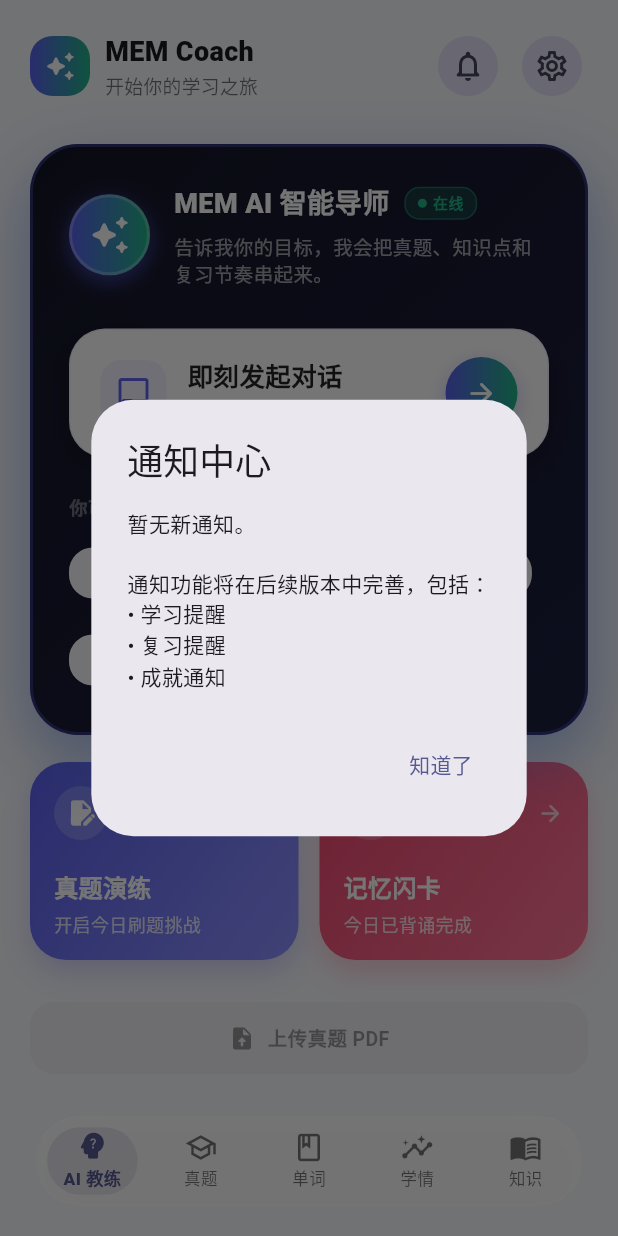
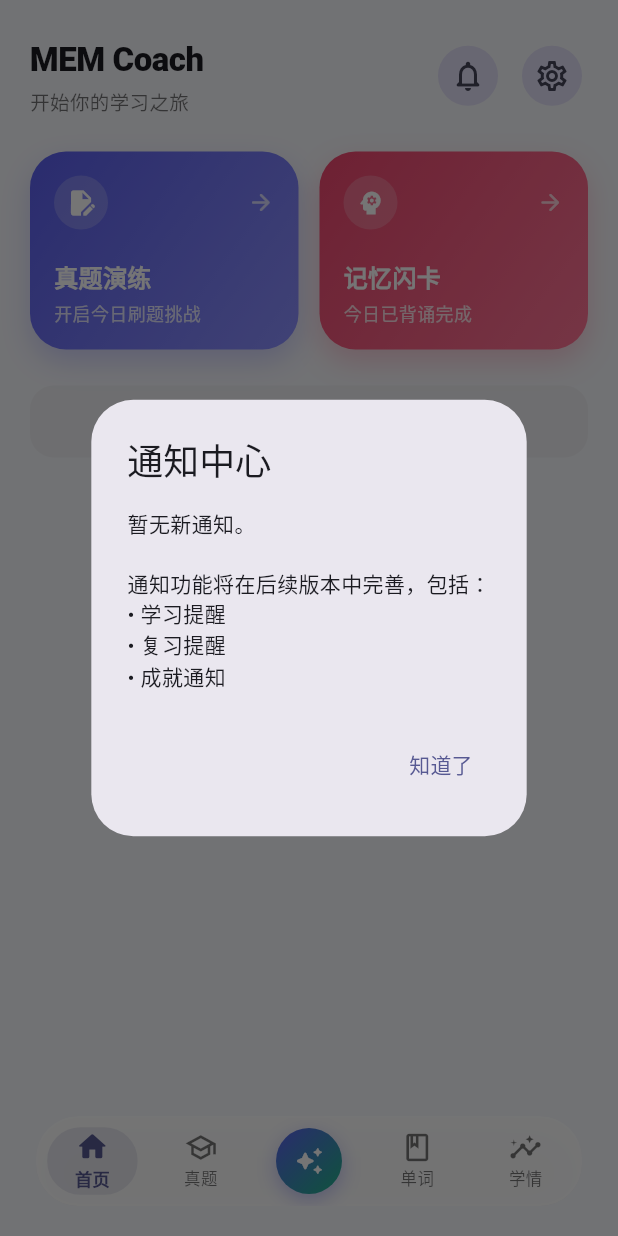
Before and after one commit to zhanghailang123/mem-coach-app, a Flutter app: the screen it shows after launch, after a tap on the "notifications none" icon, on a phone screen of 412 x 824 dp. Run offline on Flutter 3.47's test engine with Material 3 defaults, Android fonts, the phone set to English and light mode, and no system bars; our stand-ins replace file_picker, flutter_markdown, flutter_riverpod; missing offline and left inert: flutter_math_fork, markdown.

Commit message:
refactor(nav): 重构底部 Dock 为 5 槽位并在中央新增常驻悬浮 AI 圆钮，移除首页冗余 AI 卡片并瘦身，在学情页添加知识图谱卡片入口

```diff
--- a/ui/lib/features/app_shell/presentation/app_shell_page.dart
+++ b/ui/lib/features/app_shell/presentation/app_shell_page.dart
@@ -2,6 +2,7 @@ import 'dart:ui';
 import 'package:flutter/material.dart';
 
 import '../../coach/presentation/coach_home_page.dart';
+import '../../coach/widgets/chat_sheet.dart';
 import '../../exam/presentation/exam_bank_page.dart';
 import '../../insight/presentation/insight_page.dart';
 import '../../knowledge/presentation/knowledge_page.dart';
@@ -22,7 +23,6 @@ class _AppShellPageState extends State<AppShellPage> {
     ExamBankPage(),
     VocabularyPage(),
     InsightPage(),
-    KnowledgePage(),
   ];
 
   @override
@@ -71,8 +71,7 @@ class _AppShellPageState extends State<AppShellPage> {
                         alignment: Alignment(
                           _currentIndex == 0 ? -1.0 :
                           (_currentIndex == 1 ? -0.5 :
-                          (_currentIndex == 2 ? 0.0 :
-                          (_currentIndex == 3 ? 0.5 : 1.0))),
+                          (_currentIndex == 2 ? 0.5 : 1.0)),
                           0.0,
                         ),
                         child: FractionallySizedBox(
@@ -94,9 +93,9 @@ class _AppShellPageState extends State<AppShellPage> {
                           Expanded(
                             child: _buildTabItem(
                               index: 0,
-                              icon: Icons.psychology_alt_outlined,
-                              selectedIcon: Icons.psychology_alt_rounded,
-                              label: 'AI 教练',
+                              icon: Icons.home_outlined,
+                              selectedIcon: Icons.home_rounded,
+                              label: '首页',
                             ),
                           ),
                           Expanded(
@@ -106,6 +105,9 @@ class _AppShellPageState extends State<AppShellPage> {
                               selectedIcon: Icons.school_rounded,
                               label: '真题',
                             ),
+                          ),
+                          Expanded(
+                            child: _buildCenterAiButton(),
                           ),
                           Expanded(
                             child: _buildTabItem(
@@ -123,14 +125,6 @@ class _AppShellPageState extends State<AppShellPage> {
                               label: '学情',
                             ),
                           ),
-                          Expanded(
-                            child: _buildTabItem(
-                              index: 4,
-                              icon: Icons.menu_book_outlined,
-                              selectedIcon: Icons.menu_book_rounded,
-                              label: '知识',
-                            ),
-                          ),
                         ],
                       ),
                     ],
@@ -140,6 +134,43 @@ class _AppShellPageState extends State<AppShellPage> {
             ),
           ),
         ],
+      ),
+    );
+  }
+
+  // 专属悬浮 AI 导师圆钮
+  Widget _buildCenterAiButton() {
+    return GestureDetector(
+      behavior: HitTestBehavior.opaque,
+      onTap: () {
+        // 直接拉起 AI 导师对话框，不切换当前 Tab 页面
+        ChatSheet.show(context);
+      },
+      child: Center(
+        child: Container(
+          width: 44,
+          height: 44,
+          decoration: BoxDecoration(
+            gradient: const LinearGradient(
+              colors: [Color(0xFF5B5FEF), Color(0xFF20B486)],
+              begin: Alignment.topLeft,
+              end: Alignment.bottomRight,
+            ),
+            shape: BoxShape.circle,
+            boxShadow: [
+              BoxShadow(
+                color: const Color(0xFF5B5FEF).withOpacity(0.35),
+                blurRadius: 10,
+                offset: const Offset(0, 4),
+              ),
+            ],
+          ),
+          child: const Icon(
+            Icons.auto_awesome_rounded,
+            color: Colors.white,
+            size: 20,
+          ),
+        ),
       ),
     );
   }
--- a/ui/lib/features/coach/presentation/coach_home_page.dart
+++ b/ui/lib/features/coach/presentation/coach_home_page.dart
@@ -95,7 +95,6 @@ class _CoachHomePageState extends State<CoachHomePage> {
       future: _dataFuture,
       builder: (context, snapshot) {
         final data = snapshot.data ?? const HomeData();
-        final isLoading = snapshot.connectionState == ConnectionState.waiting;
 
         return Scaffold(
           body: SafeArea(
@@ -106,25 +105,19 @@ class _CoachHomePageState extends State<CoachHomePage> {
                 slivers: [
                   SliverToBoxAdapter(
                     child: Padding(
-                      padding: const EdgeInsets.fromLTRB(20, 20, 20, 12),
+                      padding: const EdgeInsets.fromLTRB(20, 24, 20, 16),
                       child: _Header(data: data),
                     ),
                   ),
                   SliverToBoxAdapter(
                     child: Padding(
-                      padding: const EdgeInsets.fromLTRB(20, 16, 20, 0),
-                      child: _ChatHeroCard(data: data, isLoading: isLoading),
-                    ),
-                  ),
-                  SliverToBoxAdapter(
-                    child: Padding(
-                      padding: const EdgeInsets.fromLTRB(20, 18, 20, 0),
+                      padding: const EdgeInsets.fromLTRB(20, 8, 20, 0),
                       child: _CoreStudyDoubleCard(data: data),
                     ),
                   ),
                   SliverToBoxAdapter(
                     child: Padding(
-                      padding: const EdgeInsets.fromLTRB(20, 28, 20, 100),
+                      padding: const EdgeInsets.fromLTRB(20, 24, 20, 100),
                       child: _MinimalUploadEntry(),
                     ),
                   ),
@@ -150,27 +143,22 @@ class _Header extends StatelessWidget {
 
     return Row(
       children: [
-        Container(
-          width: 40,
-          height: 40,
-          decoration: BoxDecoration(
-            gradient: const LinearGradient(
-              colors: [Color(0xFF5B5FEF), Color(0xFF20B486)],
-            ),
-            borderRadius: BorderRadius.circular(15),
-          ),
-          child: const Icon(Icons.auto_awesome_rounded, color: Colors.white, size: 21),
-        ),
-        const SizedBox(width: 10),
         Expanded(
           child: Column(
             crossAxisAlignment: CrossAxisAlignment.start,
             children: [
-              const Text('MEM Coach', style: TextStyle(fontSize: 18, fontWeight: FontWeight.w900)),
-              const SizedBox(height: 1),
+              const Text(
+                'MEM Coach',
+                style: TextStyle(
+                  fontSize: 22,
+                  fontWeight: FontWeight.w900,
+                  letterSpacing: -0.3,
+                ),
+              ),
+              const SizedBox(height: 3),
               Text(
                 [if (examText.isNotEmpty) examText, streakText].join(' · '),
-                style: const TextStyle(color: Colors.black54, fontSize: 12.5),
+                style: const TextStyle(color: Colors.black54, fontSize: 13),
               ),
             ],
           ),
@@ -225,33 +213,29 @@ class _ChatHeroCard extends StatelessWidget {
             : '告诉我你的目标，我会把真题、知识点和复习节奏串起来。';
 
     return Container(
-      padding: const EdgeInsets.all(24),
+      padding: const EdgeInsets.all(22),
       decoration: BoxDecoration(
-        // 深邃科技蓝渐变背景
+        // 极简现代浅色渐变背景
         gradient: const LinearGradient(
           colors: [
-            Color(0xFF131525),
-            Color(0xFF1C1F3F),
+            Colors.white,
+            Color(0xFFF7F8FC),
           ],
           begin: Alignment.topLeft,
           end: Alignment.bottomRight,
         ),
-        borderRadius: BorderRadius.circular(32),
+        borderRadius: BorderRadius.circular(30),
+        // 极细的科技蓝微弱边框
         border: Border.all(
-          color: const Color(0xFF5B5FEF).withOpacity(0.35),
-          width: 2,
+          color: const Color(0xFFE2E6F5),
+          width: 1.5,
         ),
-        // AI 专属极光发光外投影
+        // 弥散式柔和发光阴影
         boxShadow: [
           BoxShadow(
-            color: const Color(0xFF5B5FEF).withOpacity(0.4),
-            blurRadius: 36,
-            offset: const Offset(0, 16),
-          ),
-          BoxShadow(
-            color: const Color(0xFF20B486).withOpacity(0.15),
-            blurRadius: 36,
-            offset: const Offset(0, 16),
+            color: const Color(0xFF5B5FEF).withOpacity(0.06),
+            blurRadius: 24,
+            offset: const Offset(0, 10),
           ),
         ],
       ),
@@ -261,27 +245,19 @@ class _ChatHeroCard extends StatelessWidget {
           // AI 导师身份及问候
           Row(
             children: [
-              // 巨型发光 AI 徽章
+              // 智能导师头像
               Container(
-                width: 54,
-                height: 54,
-                decoration: BoxDecoration(
-                  gradient: const LinearGradient(
+                width: 48,
+                height: 48,
+                decoration: const BoxDecoration(
+                  gradient: LinearGradient(
                     colors: [Color(0xFF5B5FEF), Color(0xFF20B486)],
                   ),
                   shape: BoxShape.circle,
-                  border: Border.all(color: Colors.white24, width: 2),
-                  boxShadow: [
-                    BoxShadow(
-                      color: const Color(0xFF5B5FEF).withOpacity(0.6),
-                      blurRadius: 12,
-                      offset: const Offset(0, 4),
-                    ),
-                  ],
                 ),
-                child: const Icon(Icons.auto_awesome_rounded, color: Colors.white, size: 28),
+                child: const Icon(Icons.auto_awesome_rounded, color: Colors.white, size: 22),
               ),
-              const SizedBox(width: 16),
+              const SizedBox(width: 14),
               Expanded(
                 child: Column(
                   crossAxisAlignment: CrossAxisAlignment.start,
@@ -291,27 +267,27 @@ class _ChatHeroCard extends StatelessWidget {
                         const Text(
                           'MEM AI 智能导师',
                           style: TextStyle(
-                            fontSize: 18,
+                            fontSize: 17,
                             fontWeight: FontWeight.w900,
-                            color: Colors.white,
-                            letterSpacing: 0.3,
+                            color: Colors.black87,
+                            letterSpacing: 0.2,
                           ),
                         ),
-                        const SizedBox(width: 10),
-                        // 呼吸式在线标签
+                        const SizedBox(width: 8),
+                        // 状态栏
                         Container(
                           padding: const EdgeInsets.symmetric(horizontal: 8, vertical: 3),
                           decoration: BoxDecoration(
-                            color: const Color(0xFF20B486).withOpacity(0.2),
-                            borderRadius: BorderRadius.circular(10),
-                            border: Border.all(color: const Color(0xFF20B486).withOpacity(0.4), width: 1),
+                            color: const Color(0xFF20B486).withOpacity(0.08),
+                            borderRadius: BorderRadius.circular(8),
+                            border: Border.all(color: const Color(0xFF20B486).withOpacity(0.2), width: 0.8),
                           ),
                           child: Row(
                             mainAxisSize: MainAxisSize.min,
                             children: [
                               Container(
-                                width: 6,
-                                height: 6,
+                                width: 5,
+                                height: 5,
                                 decoration: const BoxDecoration(
                                   color: Color(0xFF20B486),
                                   shape: BoxShape.circle,
@@ -331,51 +307,51 @@ class _ChatHeroCard extends StatelessWidget {
                         ),
                       ],
                     ),
-                    const SizedBox(height: 6),
+                    const SizedBox(height: 5),
                     Text(
                       briefingText,
                       maxLines: 2,
                       overflow: TextOverflow.ellipsis,
-                      style: const TextStyle(color: Colors.white60, fontSize: 13, height: 1.4),
+                      style: const TextStyle(color: Colors.black54, fontSize: 13, height: 1.45),
                     ),
                   ],
                 ),
               ),
             ],
           ),
-          const SizedBox(height: 28),
+          const SizedBox(height: 24),
 
-          // 巨型拟真对话条入口
+          // 拟真对话输入框
           GestureDetector(
             onTap: () => ChatSheet.show(context),
             child: Container(
-              padding: const EdgeInsets.symmetric(horizontal: 20, vertical: 18),
+              padding: const EdgeInsets.symmetric(horizontal: 16, vertical: 14),
               decoration: BoxDecoration(
                 color: Colors.white,
-                borderRadius: BorderRadius.circular(24),
+                borderRadius: BorderRadius.circular(20),
                 border: Border.all(
-                  color: const Color(0xFF5B5FEF).withOpacity(0.1),
-                  width: 1,
+                  color: const Color(0xFF5B5FEF).withOpacity(0.12),
+                  width: 1.5,
                 ),
                 boxShadow: [
                   BoxShadow(
-                    color: Colors.black.withOpacity(0.25),
-                    blurRadius: 15,
-                    offset: const Offset(0, 8),
+                    color: const Color(0xFF5B5FEF).withOpacity(0.04),
+                    blurRadius: 16,
+                    offset: const Offset(0, 6),
                   ),
                 ],
               ),
               child: Row(
                 children: [
                   Container(
-                    padding: const EdgeInsets.all(10),
+                    padding: const EdgeInsets.all(8),
                     decoration: BoxDecoration(
-                      color: const Color(0xFF5B5FEF).withOpacity(0.08),
-                      borderRadius: BorderRadius.circular(14),
+                      color: const Color(0xFF5B5FEF).withOpacity(0.06),
+                      borderRadius: BorderRadius.circular(10),
                     ),
-                    child: const Icon(Icons.chat_bubble_outline_rounded, color: Color(0xFF5B5FEF), size: 24),
+                    child: const Icon(Icons.chat_bubble_outline_rounded, color: Color(0xFF5B5FEF), size: 20),
                   ),
-                  const SizedBox(width: 14),
+                  const SizedBox(width: 12),
                   const Expanded(
                     child: Column(
                       crossAxisAlignment: CrossAxisAlignment.start,
@@ -383,23 +359,23 @@ class _ChatHeroCard extends StatelessWidget {
                         Text(
                           '即刻发起对话',
                           style: TextStyle(
-                            fontSize: 17,
+                            fontSize: 15,
                             fontWeight: FontWeight.w900,
                             color: Colors.black87,
                           ),
                         ),
-                        SizedBox(height: 3),
+                        SizedBox(height: 2),
                         Text(
                           '“今天我该复习什么？”',
-                          style: TextStyle(color: Colors.black45, fontSize: 13.5),
+                          style: TextStyle(color: Colors.black38, fontSize: 12.5),
                         ),
                       ],
                     ),
                   ),
-                  // 发光启动按钮
+                  // 发光发送图标
                   Container(
-                    width: 48,
-                    height: 48,
+                    width: 40,
+                    height: 40,
                     decoration: const BoxDecoration(
                       gradient: LinearGradient(
                         colors: [Color(0xFF5B5FEF), Color(0xFF20B486)],
@@ -407,13 +383,13 @@ class _ChatHeroCard extends StatelessWidget {
                       shape: BoxShape.circle,
                       boxShadow: [
                         BoxShadow(
-                          color: Color(0x505B5FEF),
-                          blurRadius: 10,
-                          offset: Offset(0, 4),
+                          color: Color(0x305B5FEF),
+                          blurRadius: 8,
+                          offset: Offset(0, 3),
                         ),
                       ],
                     ),
-                    child: const Icon(Icons.arrow_forward_rounded, color: Colors.white, size: 22),
+                    child: const Icon(Icons.arrow_upward_rounded, color: Colors.white, size: 18),
                   ),
                 ],
               ),
@@ -421,12 +397,12 @@ class _ChatHeroCard extends StatelessWidget {
           ),
           const SizedBox(height: 24),
 
-          // 引导 Prompt 提示词
+          // 引导提示词
           const Text(
             '你可以这样问我',
             style: TextStyle(
-              fontSize: 12,
-              color: Colors.white38,
+              fontSize: 11.5,
+              color: Colors.black38,
               fontWeight: FontWeight.bold,
               letterSpacing: 0.5,
             ),
@@ -458,6 +434,7 @@ class _ChatHeroCard extends StatelessWidget {
   }
 }
 
+// 自定义快捷气泡，防止 ActionChip 主题冲突导致的文字不可读 Bug
 class _PromptChip extends StatelessWidget {
   const _PromptChip({required this.label, required this.prompt});
 
@@ -466,18 +443,24 @@ class _PromptChip extends StatelessWidget {
 
   @override
   Widget build(BuildContext context) {
-    return ActionChip(
-      label: Text(label),
-      onPressed: () => ChatSheet.show(context, initialText: prompt),
-      backgroundColor: Colors.white.withOpacity(0.08),
-      side: BorderSide(color: Colors.white.withOpacity(0.15), width: 1),
-      shape: RoundedRectangleBorder(borderRadius: BorderRadius.circular(16)),
-      labelStyle: TextStyle(
-        fontWeight: FontWeight.w600,
-        fontSize: 12.5,
-        color: Colors.white.withOpacity(0.9),
+    return GestureDetector(
+      onTap: () => ChatSheet.show(context, initialText: prompt),
+      child: Container(
+        padding: const EdgeInsets.symmetric(horizontal: 14, vertical: 10),
+        decoration: BoxDecoration(
+          color: const Color(0xFFF4F6FC),
+          borderRadius: BorderRadius.circular(14),
+          border: Border.all(color: const Color(0xFFE5E9FF), width: 1),
+        ),
+        child: Text(
+          label,
+          style: const TextStyle(
+            fontWeight: FontWeight.w600,
+            fontSize: 12,
+            color: Colors.black87,
+          ),
+        ),
       ),
-      padding: const EdgeInsets.symmetric(horizontal: 10, vertical: 6),
     );
   }
 }
--- a/ui/lib/features/insight/presentation/insight_page.dart
+++ b/ui/lib/features/insight/presentation/insight_page.dart
@@ -1,6 +1,7 @@
 import 'package:flutter/material.dart';
 import '../../../core/native/mem_coach_native_bridge.dart';
 import '../../coach/presentation/practice_page.dart';
+import '../../knowledge/presentation/knowledge_page.dart';
 
 class InsightPage extends StatefulWidget {
   const InsightPage({super.key});
@@ -51,6 +52,8 @@ class _InsightPageState extends State<InsightPage> {
               const _SubjectRadarMock(),
               const SizedBox(height: 16),
               _WeakPointList(weakPoints: weakPoints),
+              const SizedBox(height: 16),
+              const _KnowledgeGraphCard(),
               const SizedBox(height: 16),
               _HeatmapCard(
                 dailyStats: dailyStats,
@@ -281,3 +284,36 @@ class _InsightCard extends StatelessWidget {
     );
   }
 }
+
+// 备考知识图谱入口卡片
+class _KnowledgeGraphCard extends StatelessWidget {
+  const _KnowledgeGraphCard();
+
+  @override
+  Widget build(BuildContext context) {
+    return _InsightCard(
+      child: Column(
+        crossAxisAlignment: CrossAxisAlignment.start,
+        children: [
+          const Text('备考知识图谱', style: TextStyle(fontSize: 18, fontWeight: FontWeight.w900)),
+          const SizedBox(height: 6),
+          const Text('精细化追踪数学、逻辑、写作与英语考点关联脉络。', style: TextStyle(color: Colors.black54, fontSize: 13, height: 1.4)),
+          const SizedBox(height: 14),
+          SizedBox(
+            width: double.infinity,
+            child: FilledButton.icon(
+              onPressed: () {
+                Navigator.push(
+                  context,
+                  MaterialPageRoute(builder: (context) => const KnowledgePage()),
+                );
+              },
+              icon: const Icon(Icons.hub_outlined, size: 18),
+              label: const Text('查看考点知识网'),
+            ),
+          ),
+        ],
+      ),
+    );
+  }
+}
```
